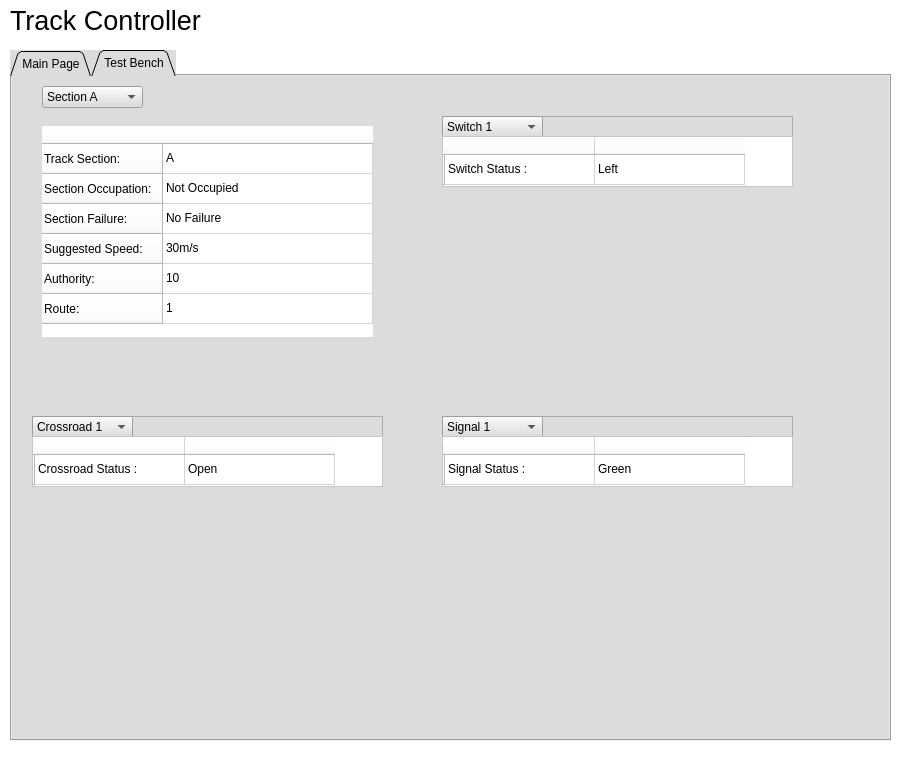
Above: TrackControllerSw/TrackController.ui from cerfort2/1140 before the change. Below: the same form after it.
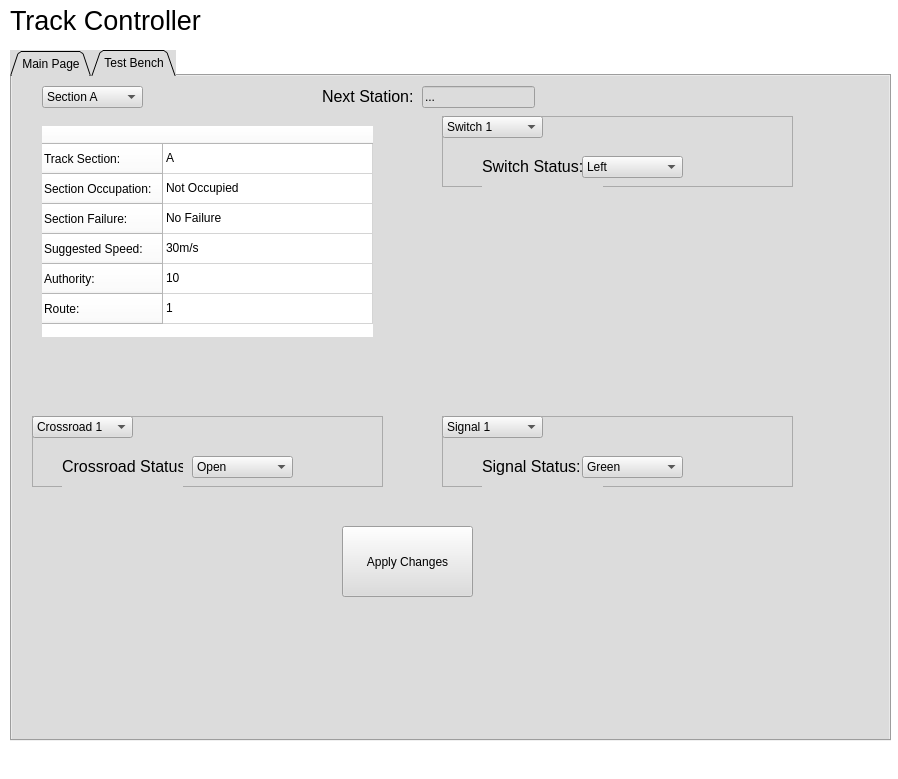
That is the form after the change. The open tabs and pages were chosen to show the change. Icons and pictures are not drawn.

```diff
--- a/TrackControllerSw/TrackController.ui
+++ b/TrackControllerSw/TrackController.ui
@@ -718,48 +718,41 @@
          <string>Switch 1</string>
         </property>
        </item>
+      </widget>
+      <widget class="QLabel" name="stattext_4">
+       <property name="geometry">
+        <rect>
+         <x>40</x>
+         <y>30</y>
+         <width>121</width>
+         <height>41</height>
+        </rect>
+       </property>
+       <property name="font">
+        <font>
+         <pointsize>12</pointsize>
+        </font>
+       </property>
+       <property name="lineWidth">
+        <number>1</number>
+       </property>
+       <property name="midLineWidth">
+        <number>0</number>
+       </property>
+       <property name="text">
+        <string>Switch Status:</string>
+       </property>
+      </widget>
+      <widget class="QComboBox" name="switchStatusTB">
+       <property name="geometry">
+        <rect>
+         <x>140</x>
+         <y>40</y>
+         <width>101</width>
+         <height>22</height>
+        </rect>
+       </property>
        <item>
-        <property name="text">
-         <string>Switch 2</string>
-        </property>
-       </item>
-      </widget>
-      <widget class="QTableWidget" name="switchData">
-       <property name="geometry">
-        <rect>
-         <x>0</x>
-         <y>20</y>
-         <width>351</width>
-         <height>51</height>
-        </rect>
-       </property>
-       <property name="styleSheet">
-        <string notr="true">background-color: rgb(255, 255, 255);</string>
-       </property>
-       <attribute name="horizontalHeaderDefaultSectionSize">
-        <number>150</number>
-       </attribute>
-       <row>
-        <property name="text">
-         <string/>
-        </property>
-       </row>
-       <column>
-        <property name="text">
-         <string/>
-        </property>
-       </column>
-       <column>
-        <property name="text">
-         <string/>
-        </property>
-       </column>
-       <item row="0" column="0">
-        <property name="text">
-         <string>Switch Status :</string>
-        </property>
-       </item>
-       <item row="0" column="1">
         <property name="text">
          <string>Left</string>
         </property>
@@ -795,48 +788,41 @@
          <string>Crossroad 1</string>
         </property>
        </item>
+      </widget>
+      <widget class="QLabel" name="stattext_3">
+       <property name="geometry">
+        <rect>
+         <x>30</x>
+         <y>30</y>
+         <width>121</width>
+         <height>41</height>
+        </rect>
+       </property>
+       <property name="font">
+        <font>
+         <pointsize>12</pointsize>
+        </font>
+       </property>
+       <property name="lineWidth">
+        <number>1</number>
+       </property>
+       <property name="midLineWidth">
+        <number>0</number>
+       </property>
+       <property name="text">
+        <string>Crossroad Status:</string>
+       </property>
+      </widget>
+      <widget class="QComboBox" name="crossroadStatusTB">
+       <property name="geometry">
+        <rect>
+         <x>160</x>
+         <y>40</y>
+         <width>101</width>
+         <height>22</height>
+        </rect>
+       </property>
        <item>
-        <property name="text">
-         <string>Crossroad 2</string>
-        </property>
-       </item>
-      </widget>
-      <widget class="QTableWidget" name="crossroadData">
-       <property name="geometry">
-        <rect>
-         <x>0</x>
-         <y>20</y>
-         <width>351</width>
-         <height>51</height>
-        </rect>
-       </property>
-       <property name="styleSheet">
-        <string notr="true">background-color: rgb(255, 255, 255);</string>
-       </property>
-       <attribute name="horizontalHeaderDefaultSectionSize">
-        <number>150</number>
-       </attribute>
-       <row>
-        <property name="text">
-         <string/>
-        </property>
-       </row>
-       <column>
-        <property name="text">
-         <string/>
-        </property>
-       </column>
-       <column>
-        <property name="text">
-         <string/>
-        </property>
-       </column>
-       <item row="0" column="0">
-        <property name="text">
-         <string>Crossroad Status :</string>
-        </property>
-       </item>
-       <item row="0" column="1">
         <property name="text">
          <string>Open</string>
         </property>
@@ -872,54 +858,97 @@
          <string>Signal 1</string>
         </property>
        </item>
+      </widget>
+      <widget class="QLabel" name="stattext_5">
+       <property name="geometry">
+        <rect>
+         <x>40</x>
+         <y>30</y>
+         <width>121</width>
+         <height>41</height>
+        </rect>
+       </property>
+       <property name="font">
+        <font>
+         <pointsize>12</pointsize>
+        </font>
+       </property>
+       <property name="lineWidth">
+        <number>1</number>
+       </property>
+       <property name="midLineWidth">
+        <number>0</number>
+       </property>
+       <property name="text">
+        <string>Signal Status:</string>
+       </property>
+      </widget>
+      <widget class="QComboBox" name="signalStatusTB">
+       <property name="geometry">
+        <rect>
+         <x>140</x>
+         <y>40</y>
+         <width>101</width>
+         <height>22</height>
+        </rect>
+       </property>
        <item>
-        <property name="text">
-         <string>Signal 2</string>
-        </property>
-       </item>
-      </widget>
-      <widget class="QTableWidget" name="signalData">
-       <property name="geometry">
-        <rect>
-         <x>0</x>
-         <y>20</y>
-         <width>351</width>
-         <height>51</height>
-        </rect>
-       </property>
-       <property name="styleSheet">
-        <string notr="true">background-color: rgb(255, 255, 255);</string>
-       </property>
-       <attribute name="horizontalHeaderDefaultSectionSize">
-        <number>150</number>
-       </attribute>
-       <row>
-        <property name="text">
-         <string/>
-        </property>
-       </row>
-       <column>
-        <property name="text">
-         <string/>
-        </property>
-       </column>
-       <column>
-        <property name="text">
-         <string/>
-        </property>
-       </column>
-       <item row="0" column="0">
-        <property name="text">
-         <string>Signal Status :</string>
-        </property>
-       </item>
-       <item row="0" column="1">
         <property name="text">
          <string>Green</string>
         </property>
        </item>
       </widget>
      </widget>
+     <widget class="QPushButton" name="applyTB">
+      <property name="geometry">
+       <rect>
+        <x>330</x>
+        <y>450</y>
+        <width>131</width>
+        <height>71</height>
+       </rect>
+      </property>
+      <property name="text">
+       <string>Apply Changes</string>
+      </property>
+     </widget>
+     <widget class="QLabel" name="stattext_2">
+      <property name="geometry">
+       <rect>
+        <x>310</x>
+        <y>0</y>
+        <width>91</width>
+        <height>41</height>
+       </rect>
+      </property>
+      <property name="font">
+       <font>
+        <pointsize>12</pointsize>
+       </font>
+      </property>
+      <property name="lineWidth">
+       <number>1</number>
+      </property>
+      <property name="midLineWidth">
+       <number>0</number>
+      </property>
+      <property name="text">
+       <string>Next Station:</string>
+      </property>
+     </widget>
+     <widget class="QLineEdit" name="lineEdit">
+      <property name="geometry">
+       <rect>
+        <x>410</x>
+        <y>10</y>
+        <width>113</width>
+        <height>22</height>
+       </rect>
+      </property>
+      <property name="text">
+       <string>...</string>
+      </property>
+     </widget>
     </widget>
    </widget>
   </widget>
```
Left out of the diff: 210 changed lines with no effect on the pictures.
